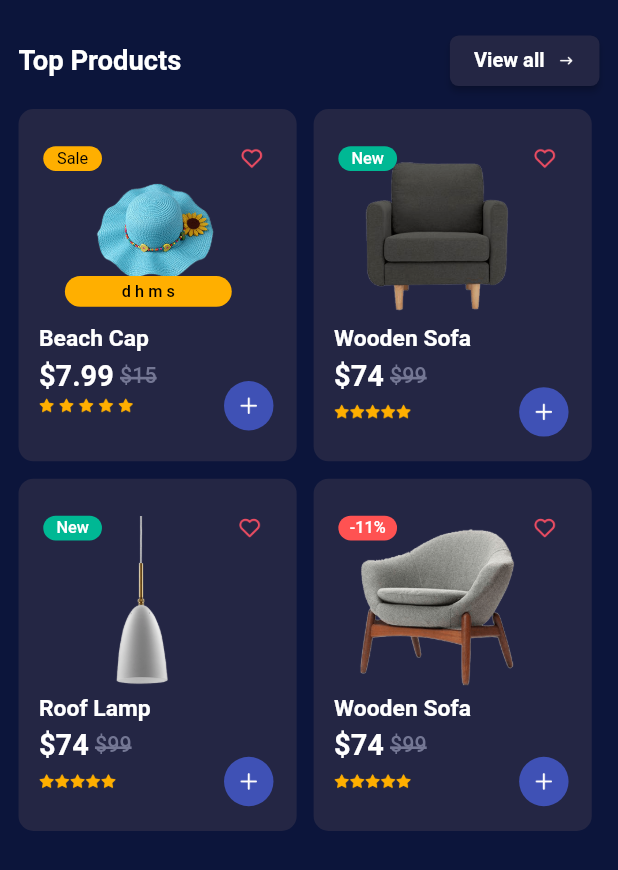
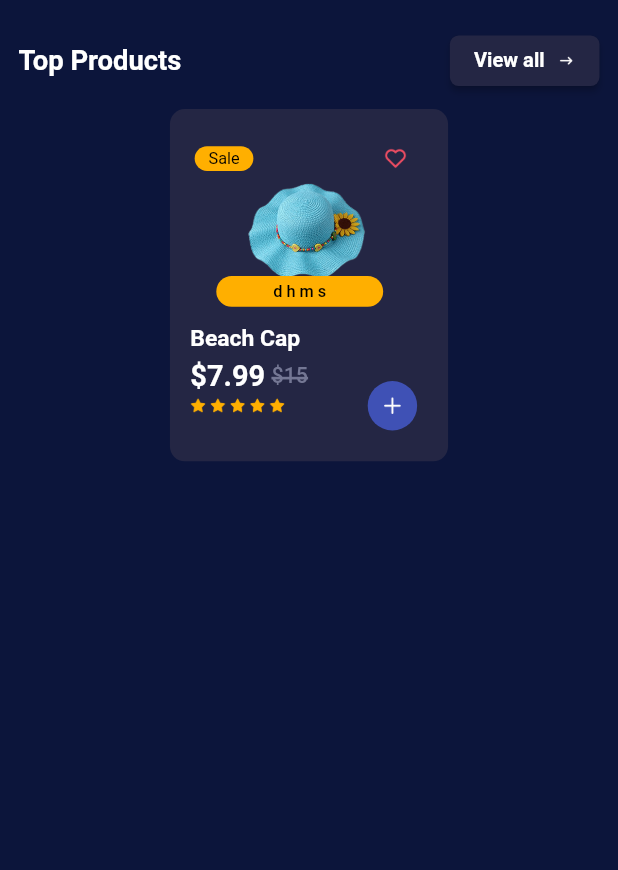
Before and after one commit to Alaminpk05/Suha, a Flutter app: the TopProductsSection widget shown alone on an empty page, opened directly with empty values, on a phone screen of 412 x 824 dp. Shown: the top 870 px of the screen. Run offline on Flutter 3.47's test engine with Material 3 defaults, Android fonts, the light colour scheme and no system bars; our stand-ins replace badges, percent_indicator, responsive_sizer, smooth_page_indicator; Roboto replaces fonts that are missing (PlusJakartaSans-Regular.ttf).

Commit message:
top product optimized and added in shop gride page

```diff
--- a/lib/features/home/Widgets/SectionWidgets/topproducts.dart
+++ b/lib/features/home/Widgets/SectionWidgets/topproducts.dart
@@ -58,85 +58,85 @@ class TopProductsSection extends StatelessWidget {
                   digitSeconds: digitSeconds,
                   mobile: mobile,
                   tablet: tablet),
-               SizedBox(width: 1.5.w,),
-
-
-              topProductwithouttime(
-                  name: 'Wooden Sofa',
-                  photo: "assets/5.png",
-                  color: const Color.fromRGBO(0, 184, 148, 1),
-                  minibuttonword2: 'New',
-                  mobile: mobile,
-                  tablet: tablet,
-                  textcolor: Colors.white),
-               if(tablet)
-                SizedBox(width:1.5.w,),
-              if (tablet)
-                topProductwithouttime(
-                    name: "Roof Lamp",
-                    photo: "assets/6.png",
-                    color: const Color.fromRGBO(0, 184, 148, 1),
-                    minibuttonword2: 'New',
-                    mobile: mobile,
-                    tablet: tablet,
-                    textcolor: Colors.white),
+              //  SizedBox(width: 2.7.w,),
+              //
+              //
+              // topProductwithouttime(
+              //     name: 'Wooden Sofa',
+              //     photo: "assets/5.png",
+              //     color: const Color.fromRGBO(0, 184, 148, 1),
+              //     minibuttonword2: 'New',
+              //     mobile: mobile,
+              //     tablet: tablet,
+              //     textcolor: Colors.white),
+              //  if(tablet)
+              //   SizedBox(width:2.7.w,),
+              // if (tablet)
+              //   topProductwithouttime(
+              //       name: "Roof Lamp",
+              //       photo: "assets/6.png",
+              //       color: const Color.fromRGBO(0, 184, 148, 1),
+              //       minibuttonword2: 'New',
+              //       mobile: mobile,
+              //       tablet: tablet,
+              //       textcolor: Colors.white),
             ],
           ),
           SizedBox(height: 1.4.h,),
 
-          Row(
-            mainAxisAlignment: MainAxisAlignment.spaceEvenly,
-            children: [
-              mobile
-                  ? topProductwithouttime(
-                      name: "Roof Lamp",
-                      photo: "assets/6.png",
-                      color: const Color.fromRGBO(0, 184, 148, 1),
-                      minibuttonword2: 'New',
-                      mobile: mobile,
-                      tablet: tablet,
-                      textcolor: Colors.white)
-                  : topProductwithtime(
-                      name: "Sneaker Shoes",
-                      image: "assets/9.png",
-                      miniButtonword: "-18%",
-                      miniButtoncolor: Colors.redAccent,
-                      color: Colors.white,
-                      digitDays: digitDays,
-                      digitHours: digitHours,
-                      digitMinutes: digitMinutes,
-                      digitSeconds: digitSeconds,
-                      mobile: mobile,
-                      tablet: tablet),
-
-              SizedBox(
-                width: 1.5.w,
-               ),
-              topProductwithouttime(
-                  name: 'Wooden Sofa',
-                  photo: "assets/8.png",
-                  color: Colors.redAccent,
-                  minibuttonword2: '-11%',
-                  mobile: mobile,
-                  tablet: tablet,
-                  textcolor: Colors.white),
-              SizedBox(
-                width: mobile?0.w:1.5.w,
-              ),
-              if (tablet)
-                topProductwithouttime(
-                    name: 'Wooden Sofa',
-                    photo: "assets/4.png",
-                    color: const Color.fromRGBO(255, 175, 0, 1),
-                    minibuttonword2: 'Sale',
-                    mobile: mobile,
-                    tablet: tablet,
-                    textcolor: Colors.black),
-              // SizedBox(
-              //   width: 1.3.w,
-              // ),
-            ],
-          ),
+          // Row(
+          //   mainAxisAlignment: MainAxisAlignment.spaceEvenly,
+          //   children: [
+          //     mobile
+          //         ? topProductwithouttime(
+          //             name: "Roof Lamp",
+          //             photo: "assets/6.png",
+          //             color: const Color.fromRGBO(0, 184, 148, 1),
+          //             minibuttonword2: 'New',
+          //             mobile: mobile,
+          //             tablet: tablet,
+          //             textcolor: Colors.white)
+          //         : topProductwithtime(
+          //             name: "Sneaker Shoes",
+          //             image: "assets/9.png",
+          //             miniButtonword: "-18%",
+          //             miniButtoncolor: Colors.redAccent,
+          //             color: Colors.white,
+          //             digitDays: digitDays,
+          //             digitHours: digitHours,
+          //             digitMinutes: digitMinutes,
+          //             digitSeconds: digitSeconds,
+          //             mobile: mobile,
+          //             tablet: tablet),
+          //
+          //     SizedBox(
+          //       width: 2.7.w,
+          //      ),
+          //     topProductwithouttime(
+          //         name: 'Wooden Sofa',
+          //         photo: "assets/8.png",
+          //         color: Colors.redAccent,
+          //         minibuttonword2: '-11%',
+          //         mobile: mobile,
+          //         tablet: tablet,
+          //         textcolor: Colors.white),
+          //     SizedBox(
+          //       width: mobile?0.w:1.5.w,
+          //     ),
+          //     if (tablet)
+          //       topProductwithouttime(
+          //           name: 'Wooden Sofa',
+          //           photo: "assets/4.png",
+          //           color: const Color.fromRGBO(255, 175, 0, 1),
+          //           minibuttonword2: 'Sale',
+          //           mobile: mobile,
+          //           tablet: tablet,
+          //           textcolor: Colors.black),
+          //     // SizedBox(
+          //     //   width: 1.3.w,
+          //     // ),
+          //   ],
+          // ),
         ],
       ),
     );
--- a/lib/features/home/Widgets/singlewidgets/topProductwithouttime.dart
+++ b/lib/features/home/Widgets/singlewidgets/topProductwithouttime.dart
@@ -10,10 +10,8 @@ Widget topProductwithouttime(
     required var mobile,
     required Color textcolor,
     required var tablet}) {
-  return Expanded(
-    child: Stack(
-      children: [
-        Container(
+  return Flexible(
+    child: Container(
       height: mobile ? 28.5.h : 22.h,
       width: mobile ? 45.w : 30.w,
       // margin: EdgeInsets.only(
@@ -22,7 +20,9 @@ Widget topProductwithouttime(
         color: const Color.fromRGBO(36, 38, 68, 1),
         borderRadius: BorderRadius.circular(10),
       ),
-        ),
+      child: Stack(
+        children: [
+
           Positioned(
             top: mobile?3.h:2.5.h,
             left: mobile?6.w:1.5.w,
@@ -146,5 +146,6 @@ Widget topProductwithouttime(
           ),
         ],
       ),
+    ),
   );
 }
--- a/lib/features/home/Widgets/singlewidgets/topproductswithcountdownCard.dart
+++ b/lib/features/home/Widgets/singlewidgets/topproductswithcountdownCard.dart
@@ -16,10 +16,9 @@ Widget topProductwithtime({
   required var mobile,
   required var tablet,
 }) {
-  return Expanded(
-    child: Stack(
-      children: [
-        Container(
+  return Flexible(
+
+    child: Container(
       height: mobile ? 28.5.h : 22.h,
       width: mobile ? 45.w : 30.w,
       // margin: EdgeInsets.only(
@@ -28,7 +27,9 @@ Widget topProductwithtime({
         color: const Color.fromRGBO(36, 38, 68, 1),
         borderRadius: BorderRadius.circular(10),
       ),
-        ),
+      child: Stack(
+        children: [
+
           Positioned(
             top: mobile ? 3.h : 1.5.h,
             left: mobile ? 4.w : 3.w,
@@ -174,5 +175,6 @@ Widget topProductwithtime({
           ),
         ],
       ),
+    ),
   );
 }
--- a/lib/main.dart
+++ b/lib/main.dart
@@ -1,5 +1,6 @@
 import 'package:flutter/material.dart';
 import 'package:responsive_sizer/responsive_sizer.dart';
+import 'package:shuhaui/features/bottom_nav_bar/tabapges.dart';
 import 'features/authentication/login/login.dart';
 
 void main() {
@@ -31,7 +32,7 @@ class MyApp extends StatelessWidget {
           useMaterial3: false,
         ),
         debugShowCheckedModeBanner: false,
-         home:const Login(),
+         home:const Tabapges(),
       );},
     );
   }
```
Also changed, not shown: lib/features/shop_grid.dart (+58 -1 lines). Lines whose indentation alone changed are shown as unchanged.
